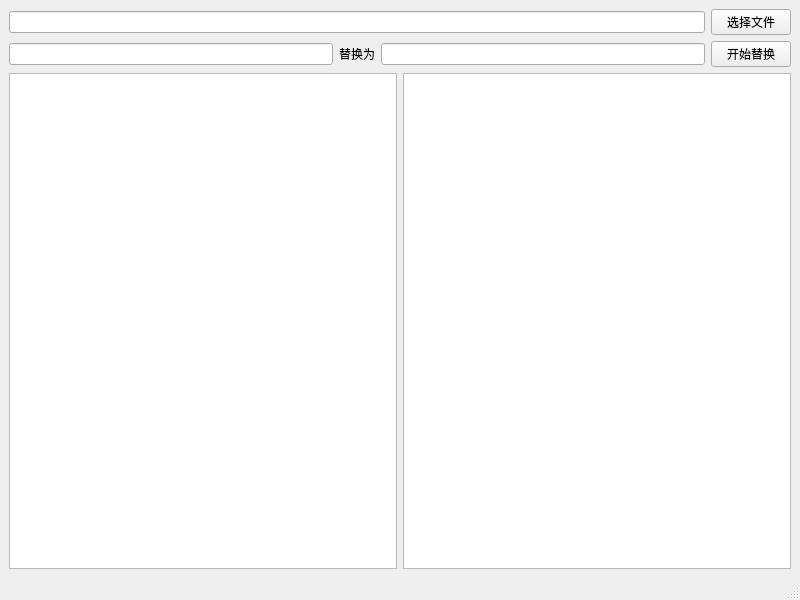
This is mainwindow.ui in shuaiqidejiucai/libreofficeUseDemo as Qt 5 draws it before an edit. The edited form follows.
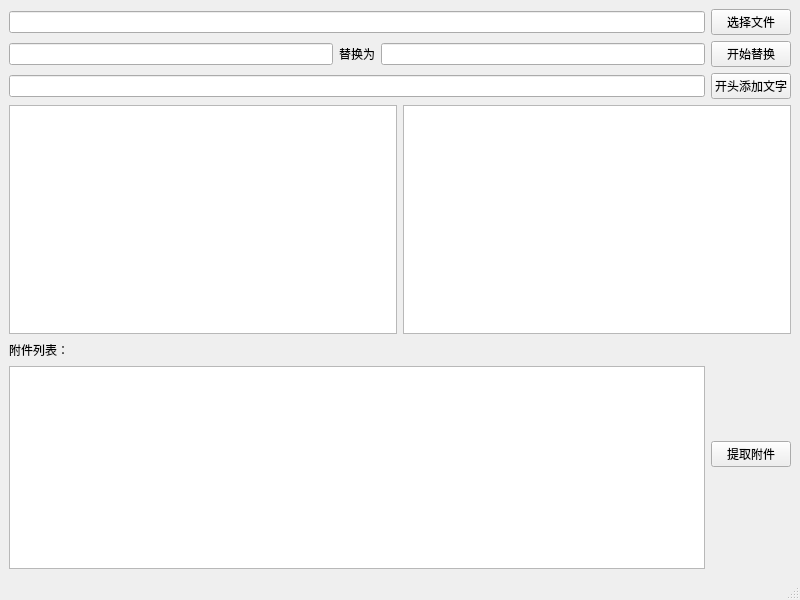
This is the edited form.

Commit message: 成功的功能： 提取文字、修改文字、删除文字、提取图片、提取附件流、删除附件流 暂未成功的功能： 包含提取附件的代码（未成功）

What changed in the file:
```diff
--- a/mainwindow.ui
+++ b/mainwindow.ui
@@ -14,7 +14,7 @@
    <string>MainWindow</string>
   </property>
   <widget class="QWidget" name="centralwidget">
-   <layout class="QVBoxLayout" name="verticalLayout">
+   <layout class="QVBoxLayout" name="verticalLayout_2">
     <item>
      <layout class="QHBoxLayout" name="horizontalLayout">
       <item>
@@ -53,6 +53,20 @@
       </item>
      </layout>
     </item>
+    <item>
+     <layout class="QHBoxLayout" name="horizontalLayout_6">
+      <item>
+       <widget class="QLineEdit" name="lineEdit_4"/>
+      </item>
+      <item>
+       <widget class="QPushButton" name="pushButton_3">
+        <property name="text">
+         <string>开头添加文字</string>
+        </property>
+       </widget>
+      </item>
+     </layout>
+    </item>
     <item>
      <layout class="QHBoxLayout" name="horizontalLayout_2">
       <item>
@@ -67,6 +81,48 @@
       </item>
      </layout>
     </item>
+    <item>
+     <layout class="QHBoxLayout" name="horizontalLayout_5">
+      <item>
+       <layout class="QVBoxLayout" name="verticalLayout">
+        <item>
+         <layout class="QHBoxLayout" name="horizontalLayout_4">
+          <item>
+           <widget class="QLabel" name="label_2">
+            <property name="text">
+             <string>附件列表：</string>
+            </property>
+           </widget>
+          </item>
+          <item>
+           <spacer name="horizontalSpacer">
+            <property name="orientation">
+             <enum>Qt::Horizontal</enum>
+            </property>
+            <property name="sizeHint" stdset="0">
+             <size>
+              <width>40</width>
+              <height>20</height>
+             </size>
+            </property>
+           </spacer>
+          </item>
+         </layout>
+        </item>
+        <item>
+         <widget class="QListWidget" name="listWidget_2"/>
+        </item>
+       </layout>
+      </item>
+      <item>
+       <widget class="QPushButton" name="pushButton_4">
+        <property name="text">
+         <string>提取附件</string>
+        </property>
+       </widget>
+      </item>
+     </layout>
+    </item>
    </layout>
   </widget>
   <widget class="QMenuBar" name="menubar">
```
The commit also changes 5 other files.
